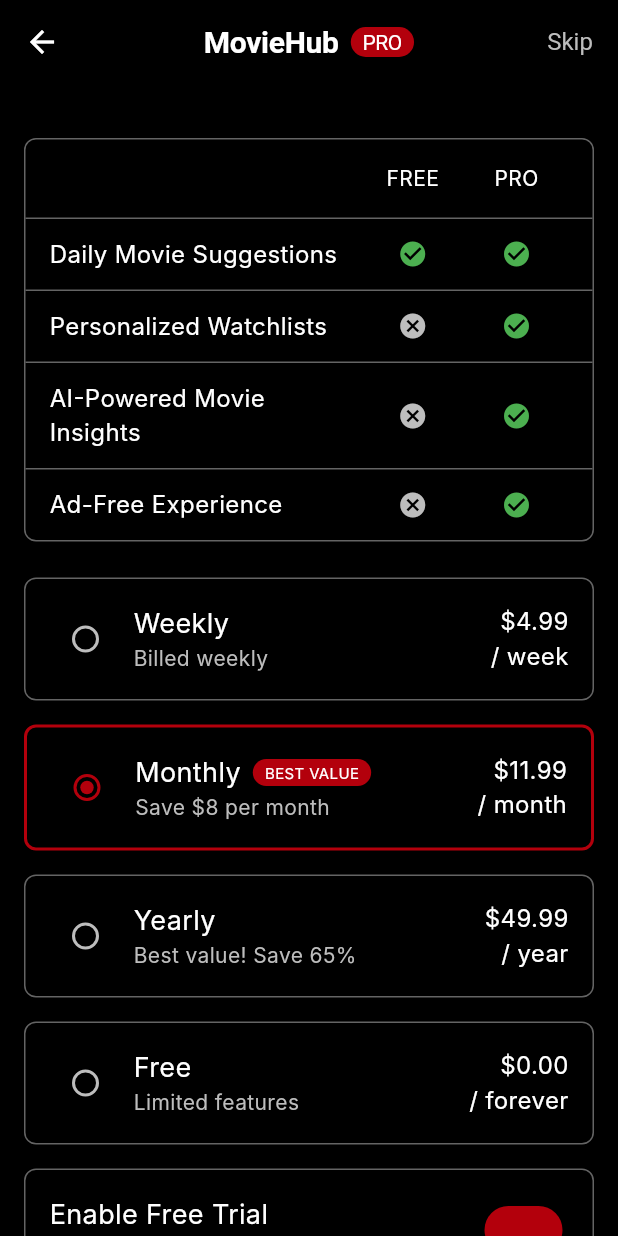
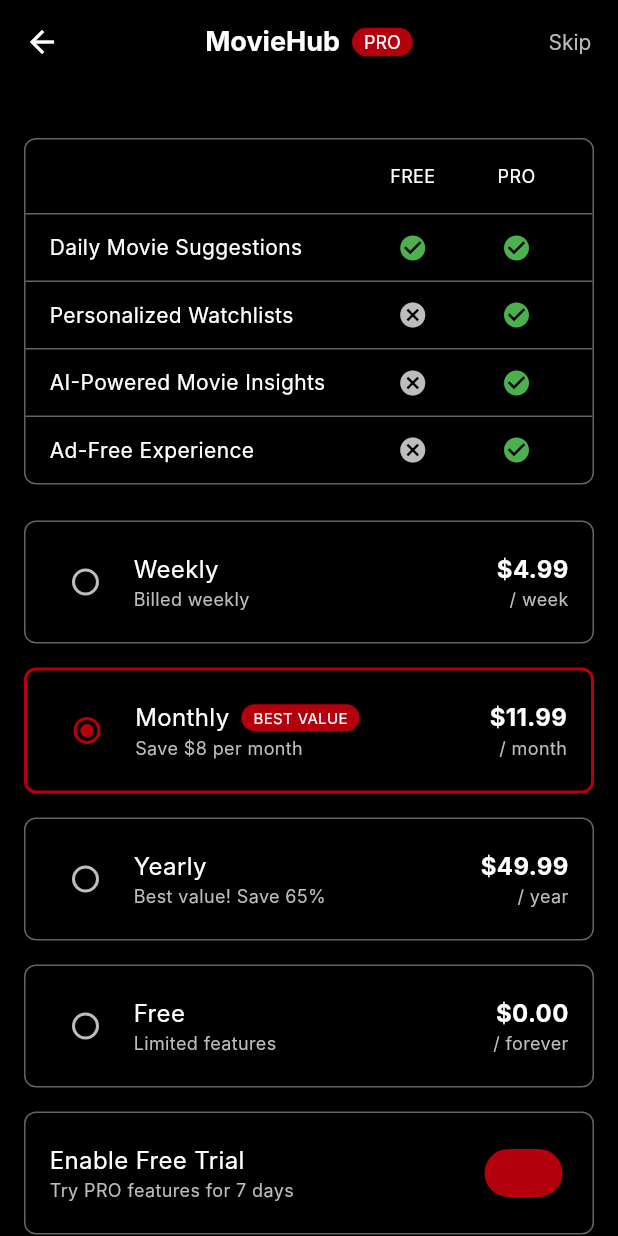
Before and after one commit to OnurSozer/MovieApp, a Flutter app: the SubscriptionScreen screen opened directly, on a phone screen of 412 x 824 dp. Run offline on Flutter 3.47's test engine with Material 3 defaults, Android fonts, the phone set to English and light mode, and no system bars; our stand-ins replace cached_network_image, dio, flutter_dotenv, flutter_mobx, get_it, mobx and 1 more; accounts and stored records are empty; generated files the repository leaves out were written again; network calls fail.

Commit message:
Last import fixes and app text style fix.

```diff
--- a/lib/View/pages/main_screen.dart
+++ b/lib/View/pages/main_screen.dart
@@ -4,8 +4,8 @@ import 'package:get_it/get_it.dart';
 import '../../core/theme/app_colors.dart';
 import '../../core/theme/app_text_styles.dart';
 import '../../Model/entities/movie.dart';
-import '../stores/movie_store.dart';
-import '../stores/user_store.dart';
+import '../../ViewModel/stores/movie_store.dart';
+import '../../ViewModel/stores/user_store.dart';
 import '../widgets/genre_chip.dart';
 import '../widgets/movie_card.dart';
 
--- a/lib/core/theme/app_text_styles.dart
+++ b/lib/core/theme/app_text_styles.dart
@@ -2,101 +2,92 @@ import 'package:flutter/material.dart';
 import 'app_colors.dart';
 
 class AppTextStyles {
-  // Headings
+  // Heading styles
   static const TextStyle heading1 = TextStyle(
-    fontSize: 32,
+    fontFamily: 'Inter',
+    fontSize: 24,
     fontWeight: FontWeight.bold,
     color: AppColors.primaryText,
-    letterSpacing: -0.5,
   );
 
   static const TextStyle heading2 = TextStyle(
-    fontSize: 24,
+    fontFamily: 'Inter',
+    fontSize: 20,
     fontWeight: FontWeight.bold,
     color: AppColors.primaryText,
-    letterSpacing: -0.3,
   );
 
   static const TextStyle heading3 = TextStyle(
-    fontSize: 20,
+    fontFamily: 'Inter',
+    fontSize: 18,
     fontWeight: FontWeight.bold,
     color: AppColors.primaryText,
-    letterSpacing: -0.2,
   );
 
-  // Body text
+  // Body text styles
   static const TextStyle bodyLarge = TextStyle(
-    fontSize: 18,
+    fontFamily: 'Inter',
+    fontSize: 16,
     fontWeight: FontWeight.normal,
     color: AppColors.primaryText,
   );
 
   static const TextStyle bodyMedium = TextStyle(
-    fontSize: 16,
+    fontFamily: 'Inter',
+    fontSize: 14,
     fontWeight: FontWeight.normal,
     color: AppColors.primaryText,
   );
 
   static const TextStyle bodySmall = TextStyle(
-    fontSize: 14,
+    fontFamily: 'Inter',
+    fontSize: 12,
     fontWeight: FontWeight.normal,
     color: AppColors.primaryText,
   );
 
-  // Button text
+  // Button text styles
   static const TextStyle buttonLarge = TextStyle(
-    fontSize: 18,
+    fontFamily: 'Inter',
+    fontSize: 16,
     fontWeight: FontWeight.bold,
+    color: AppColors.primaryButtonText,
+  );
+
+  static const TextStyle buttonMedium = TextStyle(
+    fontFamily: 'Inter',
+    fontSize: 14,
+    fontWeight: FontWeight.bold,
+    color: AppColors.primaryButtonText,
+  );
+
+  // Category text styles
+  static const TextStyle categoryText = TextStyle(
+    fontFamily: 'Inter',
+    fontSize: 14,
+    fontWeight: FontWeight.w500,
     color: AppColors.primaryText,
   );
 
-  static const TextStyle buttonMedium = TextStyle(
+  static const TextStyle categorySelectedText = TextStyle(
+    fontFamily: 'Inter',
+    fontSize: 14,
+    fontWeight: FontWeight.w500,
+    color: AppColors.white,
+  );
+
+  // Price text styles
+  static const TextStyle priceText = TextStyle(
+    fontFamily: 'Inter',
     fontSize: 16,
     fontWeight: FontWeight.bold,
     color: AppColors.primaryText,
   );
 
-  static const TextStyle buttonSmall = TextStyle(
-    fontSize: 14,
-    fontWeight: FontWeight.bold,
-    color: AppColors.primaryText,
-  );
-
-  // Caption and labels
-  static const TextStyle caption = TextStyle(
+  static const TextStyle pricePeriodText = TextStyle(
+    fontFamily: 'Inter',
     fontSize: 12,
     fontWeight: FontWeight.normal,
     color: AppColors.secondaryText,
   );
-
-  static const TextStyle label = TextStyle(
-    fontSize: 14,
-    fontWeight: FontWeight.medium,
-    color: AppColors.primaryText,
-  );
-
-  // Special styles
-  static const TextStyle movieTitle = TextStyle(
-    fontSize: 18,
-    fontWeight: FontWeight.bold,
-    color: AppColors.primaryText,
-  );
-
-  static const TextStyle movieInfo = TextStyle(
-    fontSize: 14,
-    fontWeight: FontWeight.normal,
-    color: AppColors.secondaryText,
-  );
-
-  static const TextStyle categoryText = TextStyle(
-    fontSize: 16,
-    fontWeight: FontWeight.medium,
-    color: AppColors.primaryText,
-  );
-
-  static const TextStyle navigationLabel = TextStyle(
-    fontSize: 12,
-    fontWeight: FontWeight.medium,
-    color: AppColors.primaryText,
-  );
 }
--- a/lib/presentation/pages/main_screen.dart
+++ b/lib/presentation/pages/main_screen.dart
@@ -3,9 +3,9 @@ import 'package:flutter_mobx/flutter_mobx.dart';
 import 'package:get_it/get_it.dart';
 import '../../core/theme/app_colors.dart';
 import '../../core/theme/app_text_styles.dart';
-import '../../domain/entities/movie.dart';
-import '../stores/movie_store.dart';
-import '../stores/user_store.dart';
+import '../../Model/entities/movie.dart';
+import '../../ViewModel/stores/movie_store.dart';
+import '../../ViewModel/stores/user_store.dart';
 import '../widgets/genre_chip.dart';
 import '../widgets/movie_card.dart';
 
--- a/lib/presentation/pages/onboarding/genre_selection_screen.dart
+++ b/lib/presentation/pages/onboarding/genre_selection_screen.dart
@@ -3,9 +3,9 @@ import 'package:flutter_mobx/flutter_mobx.dart';
 import 'package:get_it/get_it.dart';
 import '../../../core/theme/app_colors.dart';
 import '../../../core/theme/app_text_styles.dart';
-import '../../../domain/entities/movie.dart';
-import '../../stores/movie_store.dart';
-import '../../stores/user_store.dart';
+import '../../../Model/entities/movie.dart';
+import '../../../ViewModel/stores/movie_store.dart';
+import '../../../ViewModel/stores/user_store.dart';
 import '../../widgets/custom_button.dart';
 import '../../widgets/genre_chip.dart';
 import 'subscription_screen.dart';
--- a/lib/presentation/pages/onboarding/movie_selection_screen.dart
+++ b/lib/presentation/pages/onboarding/movie_selection_screen.dart
@@ -4,9 +4,9 @@ import 'package:get_it/get_it.dart';
 import 'dart:math' as math;
 import '../../../core/theme/app_colors.dart';
 import '../../../core/theme/app_text_styles.dart';
-import '../../../domain/entities/movie.dart';
-import '../../stores/movie_store.dart';
-import '../../stores/user_store.dart';
+import '../../../Model/entities/movie.dart';
+import '../../../ViewModel/stores/movie_store.dart';
+import '../../../ViewModel/stores/user_store.dart';
 import '../../widgets/custom_button.dart';
 import '../../widgets/movie_card.dart';
 import 'genre_selection_screen.dart';
--- a/lib/presentation/pages/onboarding/subscription_screen.dart
+++ b/lib/presentation/pages/onboarding/subscription_screen.dart
@@ -3,7 +3,7 @@ import 'package:flutter_mobx/flutter_mobx.dart';
 import 'package:get_it/get_it.dart';
 import '../../../core/theme/app_colors.dart';
 import '../../../core/theme/app_text_styles.dart';
-import '../../stores/user_store.dart';
+import '../../../ViewModel/stores/user_store.dart';
 import '../../widgets/custom_button.dart';
 import '../main_screen.dart';
 
--- a/lib/presentation/pages/splash_screen.dart
+++ b/lib/presentation/pages/splash_screen.dart
@@ -4,8 +4,8 @@ import 'package:get_it/get_it.dart';
 import 'package:cached_network_image/cached_network_image.dart';
 import '../../core/theme/app_colors.dart';
 import '../../core/theme/app_text_styles.dart';
-import '../../ViewModel/stores/user_store.dart';
-import '../../ViewModel/stores/movie_store.dart';
+import '../stores/user_store.dart';
+import '../stores/movie_store.dart';
 import 'onboarding/movie_selection_screen.dart';
 import 'main_screen.dart';
 
```
Also changed, not shown: 1 other file.
